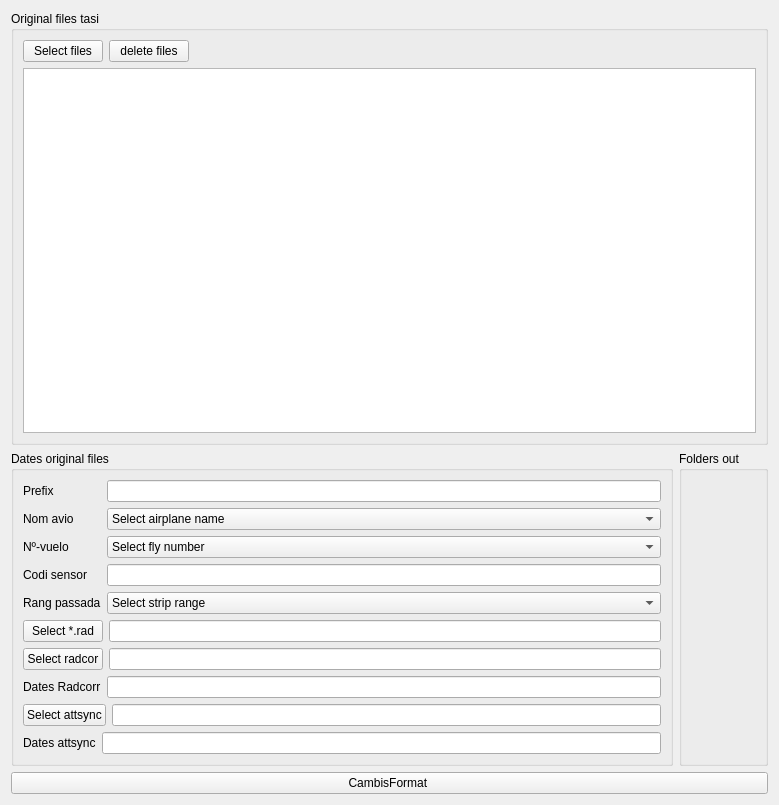
Above: tableviewrawtasi.ui from tonilogar/ToolsPcot before the change. Below: the same form after it.
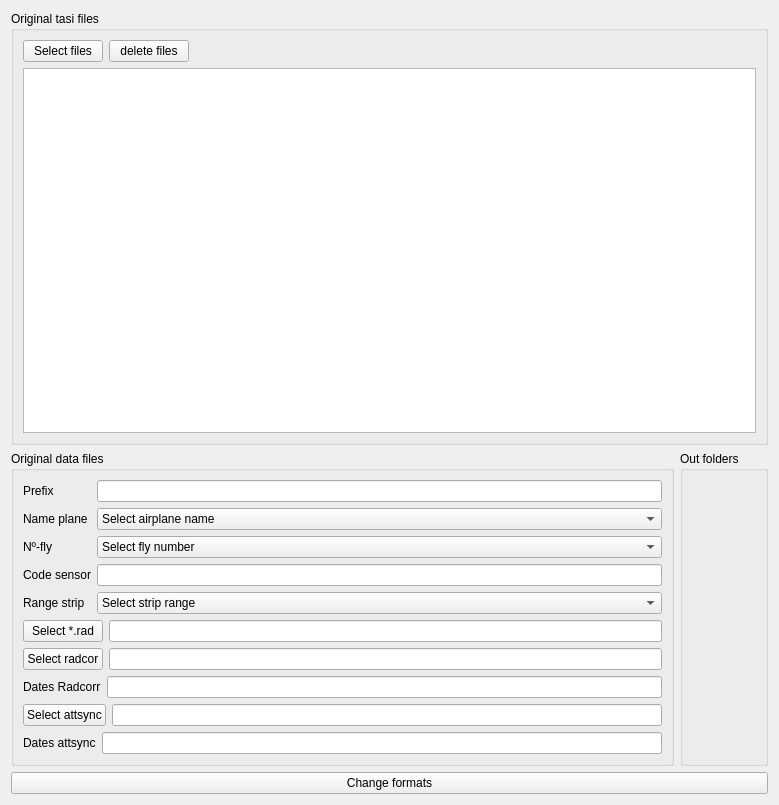
That is the form after the change. Custom widgets are drawn as their Qt base class.

```diff
--- a/tableviewrawtasi.ui
+++ b/tableviewrawtasi.ui
@@ -19,7 +19,7 @@
      <item>
       <widget class="QGroupBox" name="groupBox_2">
        <property name="title">
-        <string>Original files tasi</string>
+        <string>Original tasi files</string>
        </property>
        <layout class="QVBoxLayout" name="verticalLayout">
         <item>
@@ -64,7 +64,7 @@
        <item>
         <widget class="QGroupBox" name="groupBox">
          <property name="title">
-          <string>Dates original files</string>
+          <string>Original data files</string>
          </property>
          <layout class="QVBoxLayout" name="verticalLayout_3">
           <item>
@@ -81,28 +81,28 @@
               <item>
                <widget class="QLabel" name="labelNombreAvion">
                 <property name="text">
-                 <string>Nom avio</string>
+                 <string>Name plane</string>
                 </property>
                </widget>
               </item>
               <item>
                <widget class="QLabel" name="labelNumeroVuelo">
                 <property name="text">
-                 <string>Nº-vuelo</string>
+                 <string>Nº-fly</string>
                 </property>
                </widget>
               </item>
               <item>
                <widget class="QLabel" name="labelCodigoSensor">
                 <property name="text">
-                 <string>Codi sensor</string>
+                 <string>Code sensor</string>
                 </property>
                </widget>
               </item>
               <item>
                <widget class="QLabel" name="labelRangoPasada">
                 <property name="text">
-                 <string>Rang passada</string>
+                 <string>Range strip</string>
                 </property>
                </widget>
               </item>
@@ -310,7 +310,7 @@
        <item>
         <widget class="QGroupBox" name="groupBox_3">
          <property name="title">
-          <string>Folders out</string>
+          <string>Out folders</string>
          </property>
          <layout class="QVBoxLayout" name="verticalLayout_5">
           <item>
@@ -326,7 +326,7 @@
    <item>
     <widget class="QPushButton" name="armButton">
      <property name="text">
-      <string>CambisFormat </string>
+      <string>Change formats</string>
      </property>
     </widget>
    </item>
```
